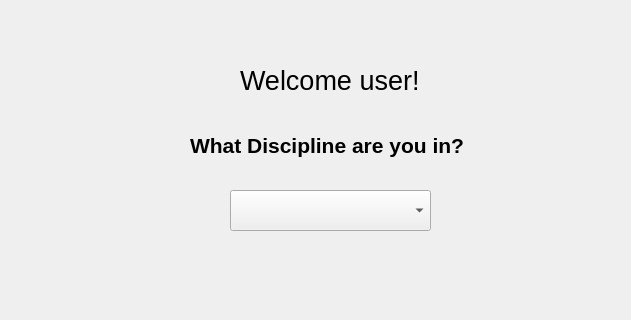
Qt form 320projectGUI/screen2.ui (jesslelu/320GroupProject) before a commit; both pictures show x 0 to 631 and y 0 to 320 of the 745 by 506 pixel window.
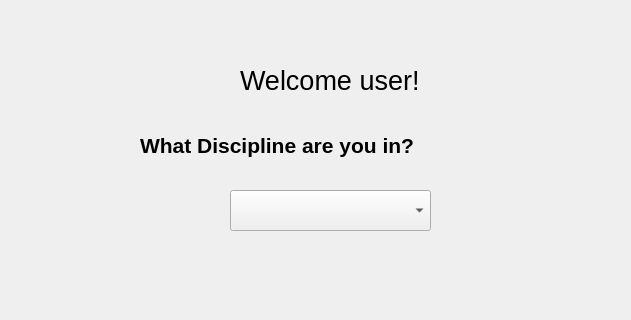
The same form after that commit.

```diff
--- a/320projectGUI/screen2.ui
+++ b/320projectGUI/screen2.ui
@@ -34,9 +34,9 @@
   <widget class="QLabel" name="label_3">
    <property name="geometry">
     <rect>
-     <x>190</x>
+     <x>140</x>
      <y>110</y>
-     <width>301</width>
+     <width>411</width>
      <height>71</height>
     </rect>
    </property>
```
